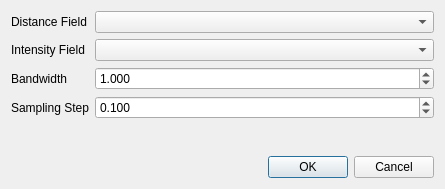
The window that vombatlib/dialogs/ccCalibrateDeviceDlg.ui (luca-penasa/vombat) describes before a commit, drawn with Qt 5.
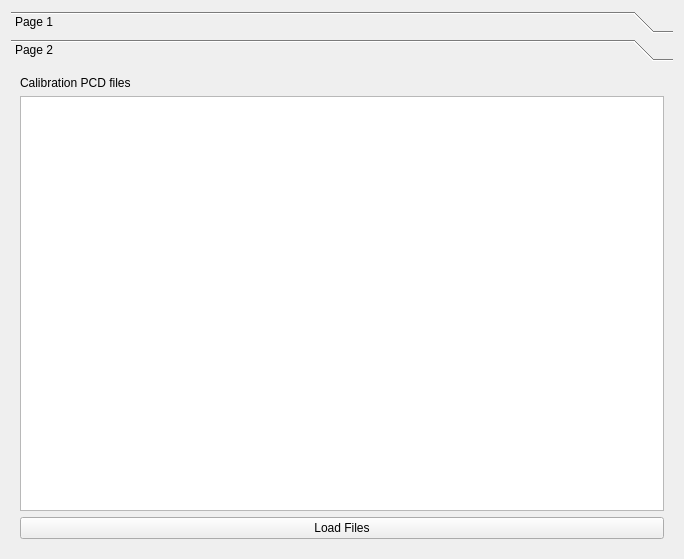
The same window after the commit. Custom widgets are drawn as their Qt base class.

```diff
--- a/vombatlib/dialogs/ccCalibrateDeviceDlg.ui
+++ b/vombatlib/dialogs/ccCalibrateDeviceDlg.ui
@@ -6,16 +6,37 @@
    <rect>
     <x>0</x>
     <y>0</y>
-    <width>445</width>
-    <height>189</height>
+    <width>684</width>
+    <height>559</height>
    </rect>
   </property>
   <property name="windowTitle">
    <string>Dialog</string>
   </property>
-  <layout class="QVBoxLayout" name="verticalLayout">
-   <item>
+  <layout class="QGridLayout" name="gridLayout">
+   <item row="0" column="0">
+    <widget class="QToolBox" name="toolBox">
+     <property name="currentIndex">
+      <number>1</number>
+     </property>
+     <widget class="QWidget" name="page">
+      <property name="geometry">
+       <rect>
+        <x>0</x>
+        <y>0</y>
+        <width>666</width>
+        <height>481</height>
+       </rect>
+      </property>
+      <attribute name="label">
+       <string>Page 1</string>
+      </attribute>
+      <layout class="QGridLayout" name="gridLayout_2">
+       <item row="0" column="0">
     <layout class="QFormLayout" name="formLayout">
+         <property name="fieldGrowthPolicy">
+          <enum>QFormLayout::AllNonFixedFieldsGrow</enum>
+         </property>
      <item row="0" column="0">
       <widget class="QLabel" name="labelDistance">
        <property name="text">
@@ -70,9 +91,17 @@
        </property>
       </widget>
      </item>
-    </layout>
-   </item>
-   <item>
+         <item row="3" column="1">
+          <widget class="QDoubleSpinBox" name="spinSamplingStep">
+           <property name="decimals">
+            <number>3</number>
+           </property>
+           <property name="value">
+            <double>0.100000000000000</double>
+           </property>
+          </widget>
+         </item>
+         <item row="4" column="1">
     <widget class="QDialogButtonBox" name="buttonBox">
      <property name="orientation">
       <enum>Qt::Horizontal</enum>
@@ -80,6 +109,48 @@
      <property name="standardButtons">
       <set>QDialogButtonBox::Cancel|QDialogButtonBox::Ok</set>
      </property>
+          </widget>
+         </item>
+        </layout>
+       </item>
+      </layout>
+     </widget>
+     <widget class="QWidget" name="page_2">
+      <property name="geometry">
+       <rect>
+        <x>0</x>
+        <y>0</y>
+        <width>666</width>
+        <height>481</height>
+       </rect>
+      </property>
+      <attribute name="label">
+       <string>Page 2</string>
+      </attribute>
+      <layout class="QGridLayout" name="gridLayout_3">
+       <item row="0" column="0">
+        <layout class="QVBoxLayout" name="verticalLayout">
+         <item>
+          <widget class="QLabel" name="labelDistance_3">
+           <property name="text">
+            <string>Calibration PCD files</string>
+           </property>
+          </widget>
+         </item>
+         <item>
+          <widget class="QListWidget" name="listWidget"/>
+         </item>
+         <item>
+          <widget class="QPushButton" name="pushButton">
+           <property name="text">
+            <string>Load Files</string>
+           </property>
+          </widget>
+         </item>
+        </layout>
+       </item>
+      </layout>
+     </widget>
     </widget>
    </item>
   </layout>
```
Left out of the diff: 30 changed lines with no effect on the pictures. Lines whose indentation alone changed are shown as unchanged.
